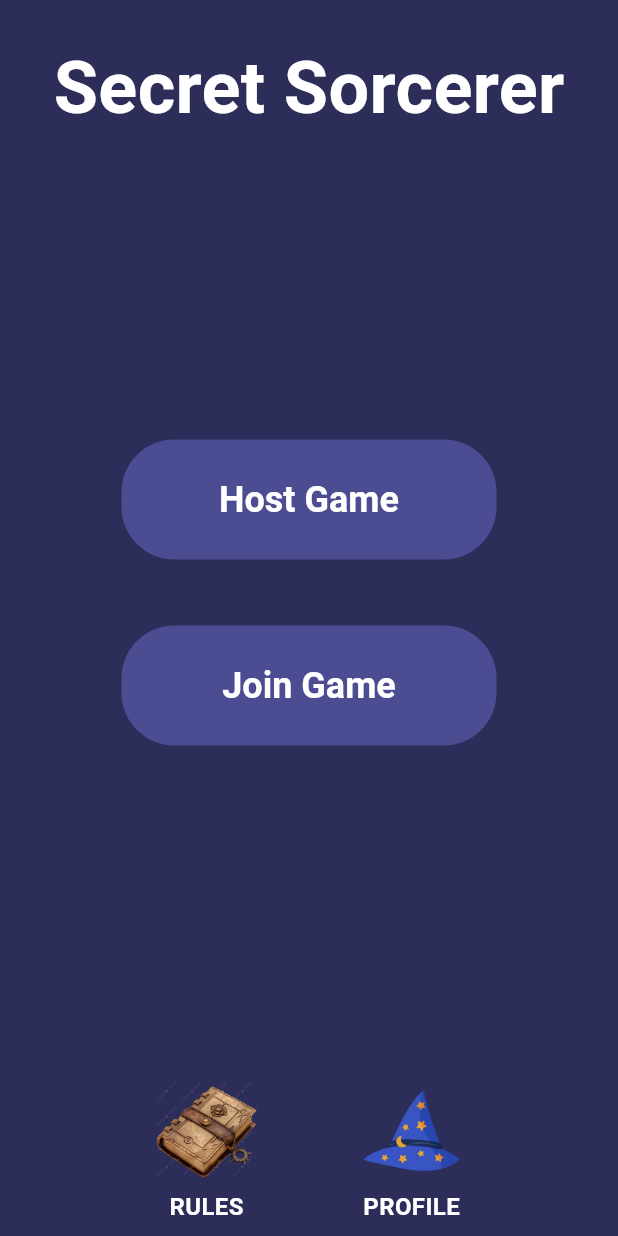
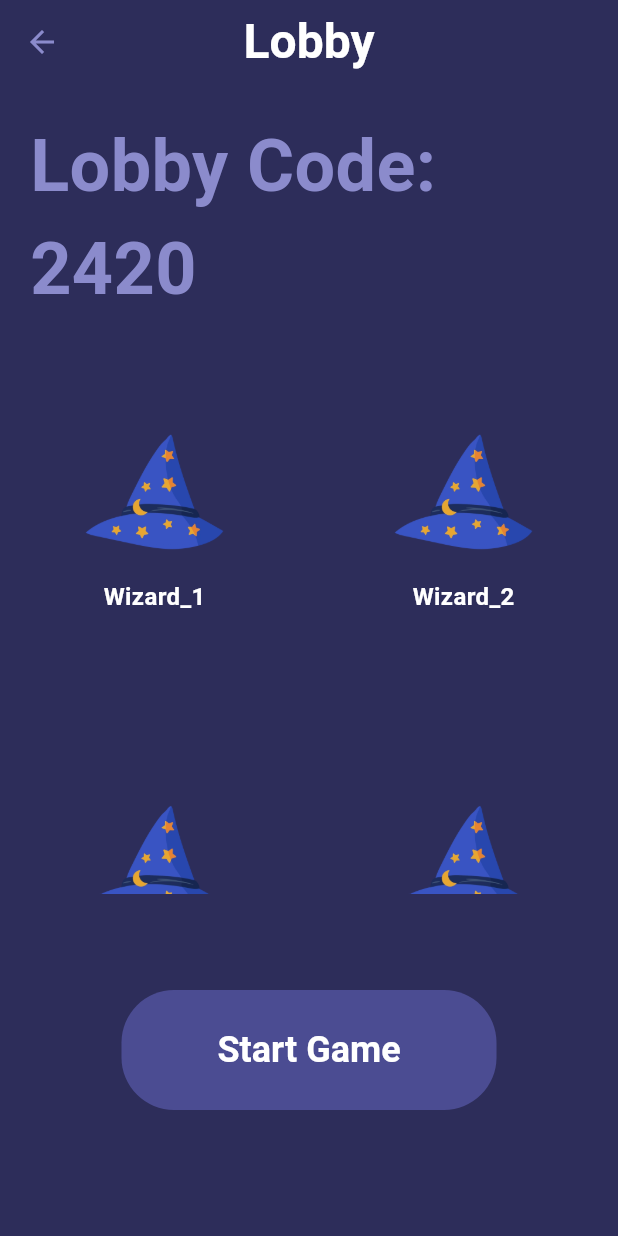
Before and after one commit to BenjaminAyl/gr01-secret-sorcerer-2025-fall, a Flutter app: the HomeScreen screen opened by its route, after a tap on "Host Game", on a phone screen of 412 x 824 dp. Run offline on Flutter 3.47's test engine with Material 3 defaults, Android fonts, the phone set to English and light mode, and no system bars; our stand-ins replace firebase_auth, firebase_core, go_router, google_fonts; accounts and stored records are empty; Roboto replaces fonts that are missing (Quintessential).

Commit message:
Add lobby controller placeholder and lobby_screen

```diff
--- a/lib/app_router.dart
+++ b/lib/app_router.dart
@@ -1,6 +1,7 @@
 import 'package:go_router/go_router.dart';
 import 'package:secret_sorcerer/views/edit_profile_screen.dart';
 import 'package:secret_sorcerer/views/friends_screen.dart';
+import 'package:secret_sorcerer/views/lobby_screen.dart';
 import 'package:secret_sorcerer/views/profile_screen.dart';
 //import 'package:secret_sorcerer/views/firebase_test.dart';
 import 'package:secret_sorcerer/views/home_screen.dart';
@@ -15,6 +16,9 @@ final GoRouter router = GoRouter(
     GoRoute(path: '/home', builder:(context, state)=> HomeScreen()),
     GoRoute(path: '/profile', builder:(context, state)=> ProfileScreen()),
     GoRoute(path: '/profile/edit', builder:(context, state)=> EditProfileScreen()),
-    GoRoute(path: '/profile/friends', builder:(context, state)=> ManageFriendsScreen())
+    GoRoute(path: '/profile/friends', builder:(context, state)=> ManageFriendsScreen()),
+    GoRoute(path: '/lobby', builder:(context, state)=> LobbyScreen()),
+
+
   ]
 );
--- /dev/null
+++ b/lib/controllers/lobby_controller.dart
@@ -0,0 +1,16 @@
+import 'dart:math';
+
+class LobbyController {
+  late String lobbyCode;
+  late List<String> fakePlayers;
+
+  LobbyController() {
+    lobbyCode = _generateLobbyCode();
+    fakePlayers = ['Wizard_1', 'Wizard_2', 'Wizard_3', 'Wizard_4'];
+  }
+
+  String _generateLobbyCode() {
+    final rand = Random();
+    return (rand.nextInt(9000) + 1000).toString();
+  }
+}
--- a/lib/views/home_screen.dart
+++ b/lib/views/home_screen.dart
@@ -22,9 +22,7 @@ class HomeScreen extends StatelessWidget {
 
               PrimaryButton(
                 label: 'Host Game',
-                onPressed: () {
-                  // TODO: route to /host when implemented
-                },
+                onPressed: () => context.go('/lobby'),
               ),
               AppSpacing.buttonSpacing,
               PrimaryButton(
--- /dev/null
+++ b/lib/views/lobby_screen.dart
@@ -0,0 +1,73 @@
+import 'package:flutter/material.dart';
+import 'package:go_router/go_router.dart';
+import 'package:secret_sorcerer/constants/app_colours.dart';
+import 'package:secret_sorcerer/constants/app_spacing.dart';
+import 'package:secret_sorcerer/constants/app_text_styling.dart';
+import 'package:secret_sorcerer/widgets/primary_button.dart';
+import '../controllers/lobby_controller.dart';
+
+class LobbyScreen extends StatelessWidget {
+  const LobbyScreen({super.key});
+
+  @override
+  Widget build(BuildContext context) {
+    final controller = LobbyController();
+
+    return Scaffold(
+      backgroundColor: AppColors.primaryBrand,
+      appBar: AppBar(
+        backgroundColor: AppColors.primaryBrand,
+        centerTitle: true,
+        title: const Text('Lobby', style: TextStyles.heading),
+        leading: IconButton(
+          icon: const Icon(Icons.arrow_back, color: AppColors.customAccent),
+          onPressed: () => context.go('/home'),
+        ),
+      ),
+      body: SafeArea(
+        child: Padding(
+          padding: AppSpacing.screen,
+          child: Column(
+            children: [
+              Text(
+                'Lobby Code: ${controller.lobbyCode}',
+                style: TextStyles.title.copyWith(color: AppColors.customAccent),
+              ),
+              AppSpacing.spaceL,
+
+              Expanded(
+                child: GridView.builder(
+                  itemCount: controller.fakePlayers.length,
+                  gridDelegate: const SliverGridDelegateWithFixedCrossAxisCount(
+                    crossAxisCount: 2,
+                    mainAxisSpacing: 40,
+                    crossAxisSpacing: 40,
+                    childAspectRatio: 0.8,
+                  ),
+                  itemBuilder: (context, index) {
+                    final playerName = controller.fakePlayers[index];
+                    return Column(
+                      children: [
+                        Image.asset('assets/images/wizard_hat.png',
+                            width: 100, height: 100),
+                        AppSpacing.gapS,
+                        Text(playerName, style: TextStyles.body),
+                      ],
+                    );
+                  },
+                ),
+              ),
+
+              AppSpacing.spaceL,
+              PrimaryButton(
+                label: 'Start Game',
+                onPressed: () => context.go('/game'),
+              ),
+              AppSpacing.spaceL,
+            ],
+          ),
+        ),
+      ),
+    );
+  }
+}
--- a/pubspec.yaml
+++ b/pubspec.yaml
@@ -13,6 +13,7 @@ dependencies:
   go_router: ^16.3.0
   firebase_auth: ^6.1.1
   google_fonts: ^6.3.2
+  flame: ^1.33.0
 
 dev_dependencies:
   flutter_test:
```
Also changed, not shown: pubspec.lock.
